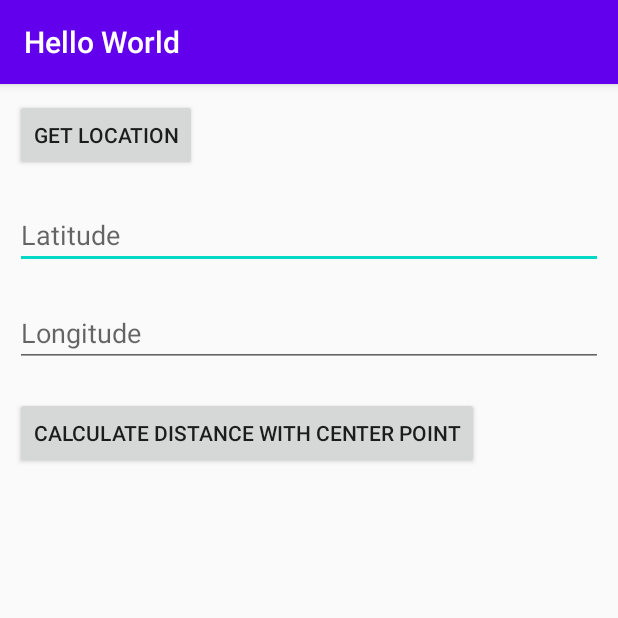
After one commit to flugelhell/android-hello-world, an Android app: the MapActivity screen opened directly, with no data from a screen before it, on a phone screen of 412 x 824 dp, the top half of it. The commit adds this screen. Run offline under Robolectric (Android 15) with nearby library versions, the phone set to English and light mode, and no system bars.

Commit message:
add get location distance

```diff
--- a/app/build.gradle
+++ b/app/build.gradle
@@ -36,4 +36,6 @@ dependencies {
     androidTestImplementation 'androidx.test.espresso:espresso-core:3.2.0'
     /* Implementation Library */
     implementation 'com.budiyev.android:code-scanner:2.1.0'
+    /* Google Map */
+    implementation 'com.google.android.gms:play-services-location:17.0.0'
 }
--- a/app/src/main/AndroidManifest.xml
+++ b/app/src/main/AndroidManifest.xml
@@ -3,6 +3,8 @@
     package="com.flugelhell.helloworld">
 
     <uses-permission android:name="android.permission.CAMERA" />
+    <uses-permission android:name="android.permission.ACCESS_FINE_LOCATION" />
+    <uses-permission android:name="android.permission.ACCESS_COARSE_LOCATION" />
 
     <application
         android:allowBackup="true"
@@ -11,7 +13,8 @@
         android:roundIcon="@mipmap/ic_launcher_round"
         android:supportsRtl="true"
         android:theme="@style/AppTheme">
-        <activity android:name=".CodeScannerActivity"/>
+        <activity android:name=".MapActivity"/>
+        <activity android:name=".CodeScannerActivity" />
         <activity android:name=".MainActivity" />
         <activity
             android:name=".SplashScreen"
--- a/app/src/main/java/com/flugelhell/helloworld/MainActivity.kt
+++ b/app/src/main/java/com/flugelhell/helloworld/MainActivity.kt
@@ -24,6 +24,11 @@ class MainActivity : AppCompatActivity() {
         btnQRScanner.setOnClickListener{
             startActivityForResult(Intent(this, CodeScannerActivity::class.java), resultCodeQRCODE)
         }
+
+        /* Button Map */
+        btnMap.setOnClickListener{
+            startActivity(Intent(this, MapActivity::class.java))
+        }
     }
 
     private fun setView(text: String){
--- a/app/src/main/java/com/flugelhell/helloworld/SplashScreen.kt
+++ b/app/src/main/java/com/flugelhell/helloworld/SplashScreen.kt
@@ -16,8 +16,12 @@ class SplashScreen : AppCompatActivity() {
      * Untuk menambah image copy paste ke folder drawable dan pilih hanya drawable
      */
     private val myPermissionsRequestCamera = 1
+    private val myPermissionRequestFineLocation = 20
+    private val myPermissionRequestCoarseLocation = 21
     private val listOfPermissionRequested = arrayOf(
-        arrayOf<String>(Manifest.permission.CAMERA, myPermissionsRequestCamera.toString())
+        arrayOf<String>(Manifest.permission.CAMERA, myPermissionsRequestCamera.toString()),
+        arrayOf<String>(Manifest.permission.ACCESS_FINE_LOCATION, myPermissionRequestFineLocation.toString()),
+        arrayOf<String>(Manifest.permission.ACCESS_COARSE_LOCATION, myPermissionRequestCoarseLocation.toString())
     )
 
     override fun onCreate(savedInstanceState: Bundle?) {
--- a/app/src/main/res/layout/activity_main.xml
+++ b/app/src/main/res/layout/activity_main.xml
@@ -57,6 +57,11 @@
                     android:layout_width="match_parent"
                     android:layout_height="match_parent"/>
             </LinearLayout>
+            <Button
+                android:id="@+id/btnMap"
+                android:layout_width="wrap_content"
+                android:layout_height="wrap_content"
+                android:text="@string/main_btnMap"/>
         </LinearLayout>
     </ScrollView>
 
--- /dev/null
+++ b/app/src/main/res/layout/activity_map.xml
@@ -0,0 +1,44 @@
+<?xml version="1.0" encoding="utf-8"?>
+<androidx.constraintlayout.widget.ConstraintLayout xmlns:android="http://schemas.android.com/apk/res/android"
+    xmlns:app="http://schemas.android.com/apk/res-auto"
+    xmlns:tools="http://schemas.android.com/tools"
+    android:layout_width="match_parent"
+    android:layout_height="match_parent"
+    tools:context=".MapActivity">
+
+    <LinearLayout
+        android:layout_width="match_parent"
+        android:layout_height="match_parent"
+        android:orientation="vertical">
+        <Button
+            android:id="@+id/btnGetLocation"
+            android:layout_width="wrap_content"
+            android:layout_height="wrap_content"
+            android:layout_margin="10dp"
+            android:text="@string/map_getLocation"/>
+        <EditText
+            android:id="@+id/edtLat"
+            android:layout_width="match_parent"
+            android:layout_height="wrap_content"
+            android:layout_margin="10dp"
+            android:hint="@string/map_hintLat"/>
+        <EditText
+            android:id="@+id/edtLong"
+            android:layout_width="match_parent"
+            android:layout_height="wrap_content"
+            android:layout_margin="10dp"
+            android:hint="@string/map_hintLong"/>
+        <Button
+            android:id="@+id/btnCalculateDistance"
+            android:layout_width="wrap_content"
+            android:layout_height="wrap_content"
+            android:layout_margin="10dp"
+            android:text="@string/map_btnCalculateDistance"/>
+        <TextView
+            android:id="@+id/txtPerkiraanJarak"
+            android:layout_width="match_parent"
+            android:layout_height="wrap_content"
+            android:textAlignment="center" />
+    </LinearLayout>
+
+</androidx.constraintlayout.widget.ConstraintLayout>
--- a/app/src/main/res/values/strings.xml
+++ b/app/src/main/res/values/strings.xml
@@ -2,4 +2,9 @@
     <string name="app_name">Hello World</string>
     <string name="main_btnSet">Set Text</string>
     <string name="main_btnQRScan">QR Code Scanner</string>
+    <string name="main_btnMap">Map</string>
+    <string name="map_getLocation">Get Location</string>
+    <string name="map_hintLong">Longitude</string>
+    <string name="map_hintLat">Latitude</string>
+    <string name="map_btnCalculateDistance">Calculate Distance with Center Point</string>
 </resources>
```
Also changed, not shown: app/src/main/java/com/flugelhell/helloworld/MapActivity.kt (added, +120 -0 lines), 1 other file.
